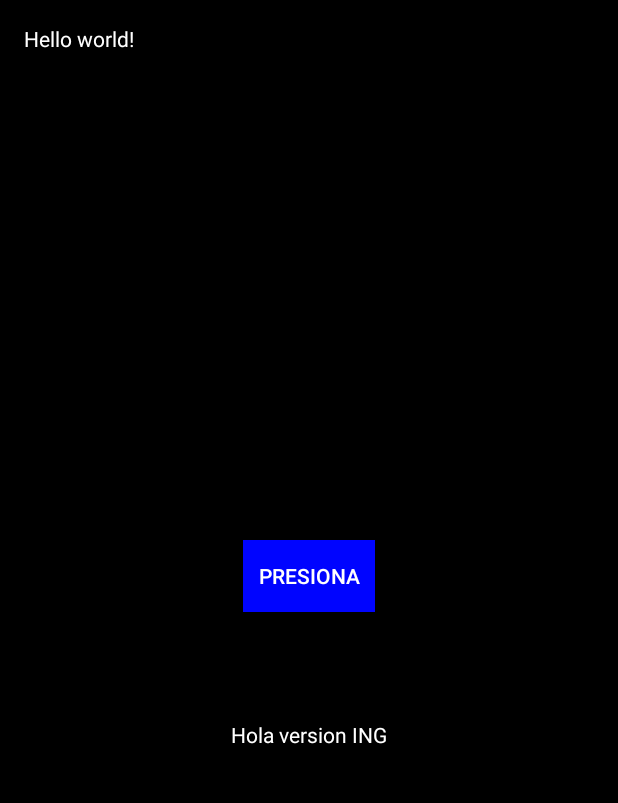
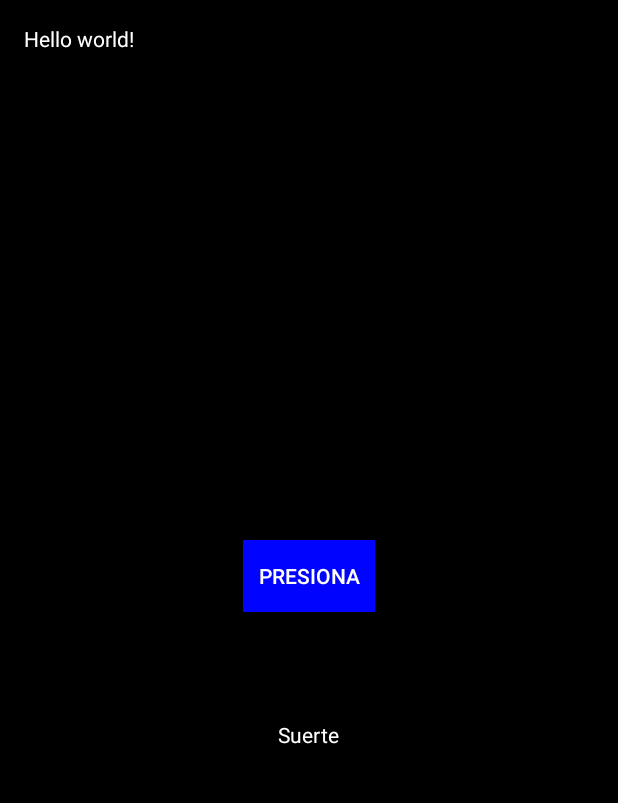
Before and after one commit to magnum89/FirstOja, an Android app: the screen it shows after launch (MainActivity), after a tap on "PRESIONA", on a phone screen of 412 x 824 dp, the part 84-887 px from its top. Run offline under Robolectric (Android 15) with nearby library versions, the phone set to English and light mode, and no system bars.

Commit message:
modificaciones 03

```diff
--- /dev/null
+++ b/app/src/main/java/ingtech/com/myapplication/BolaDeCristal.java
@@ -0,0 +1,23 @@
+package ingtech.com.myapplication;
+
+import java.util.Random;
+
+/**
+ * Created by usuario on 03/04/2015.
+ */
+public class BolaDeCristal {
+
+    public String ObtenerRespuestas(){
+
+        String[] respuestas = {//agregamos este arreglo
+                "Hola",
+                "Chao",
+                "Suerte",
+                "Sayonara"
+        };
+        Random genAlea = new Random();
+        int numAlea = genAlea.nextInt(respuestas.length);//selecciona un numero alea de 0- 3 el 4 no entra /con.length me ahorro eso
+
+        return respuestas[numAlea];
+    }
+}
--- a/app/src/main/java/ingtech/com/myapplication/MainActivity.java
+++ b/app/src/main/java/ingtech/com/myapplication/MainActivity.java
@@ -10,18 +10,28 @@ import android.widget.Toast;
 
 import com.parse.ParseObject;
 
+import java.util.Random;
+
 
 public class MainActivity extends ActionBarActivity {
+
+    private BolaDeCristal bolaCristal = new BolaDeCristal();//constructor de la clase BolaDeCristal//mejorando el codigo
+
+
 
     @Override
     protected void onCreate(Bundle savedInstanceState) {
         super.onCreate(savedInstanceState);
         setContentView(R.layout.activity_main);
+
         findViewById(R.id.button01).setOnClickListener((new View.OnClickListener() {
             @Override
             public void onClick(View v) {//para dar trabajar bajo la orden de click en e boton
-                ((TextView)findViewById(R.id.textView01)).setText("Hola version ING");//para hacer salida a de un  texto a una casilla
-                Toast.makeText(MainActivity.this,"Hola lokos", Toast.LENGTH_LONG).show();//esto para hacer salida en toast
+
+                String respuesta = bolaCristal.ObtenerRespuestas();//mejorando el codigo
+
+                ((TextView) findViewById(R.id.textView01)).setText(respuesta);//para hacer salida a de un  texto a una casilla
+                Toast.makeText(MainActivity.this,respuesta, Toast.LENGTH_LONG).show();//esto para hacer salida en toast
             }
         }));
 
```
